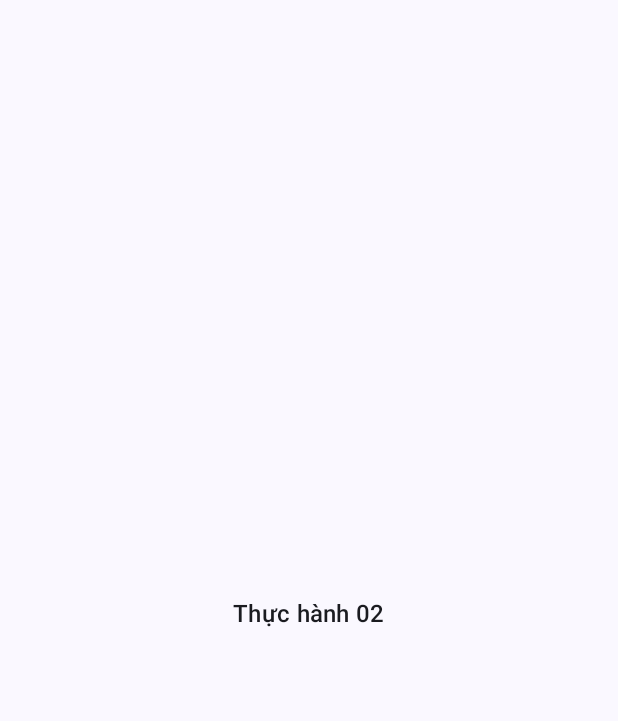
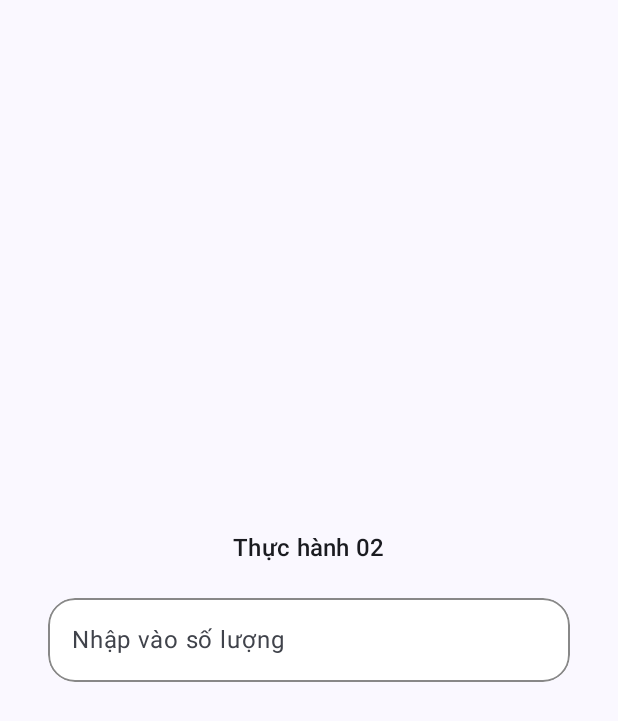
Before and after one commit to Minhhieu3012/android-number-input-practice, an Android app built with Jetpack Compose: the screen it shows after launch (MainActivity), on a phone screen of 412 x 824 dp. Before the commit the part shown is almost empty. Shown: the top 721 px of the screen. Run offline under Robolectric (Android 15) with nearby library versions, the phone set to English and light mode, and no system bars.

Commit message:
feat: complete number input and horizontal layout

```diff
--- a/app/src/main/java/vn/edu/ut/hieupm9898/numberinputpractice/MainActivity.kt
+++ b/app/src/main/java/vn/edu/ut/hieupm9898/numberinputpractice/MainActivity.kt
@@ -4,13 +4,27 @@ import android.os.Bundle
 import androidx.activity.ComponentActivity
 import androidx.activity.compose.setContent
 import androidx.activity.enableEdgeToEdge
+import androidx.compose.foundation.border
 import androidx.compose.foundation.layout.Arrangement
 import androidx.compose.foundation.layout.Column
+import androidx.compose.foundation.layout.Row
+import androidx.compose.foundation.layout.defaultMinSize
 import androidx.compose.foundation.layout.fillMaxSize
+import androidx.compose.foundation.layout.fillMaxWidth
+import androidx.compose.foundation.layout.height
 import androidx.compose.foundation.layout.padding
+import androidx.compose.foundation.layout.width
+import androidx.compose.foundation.lazy.LazyColumn
+import androidx.compose.foundation.lazy.items
+import androidx.compose.foundation.shape.RoundedCornerShape
+import androidx.compose.foundation.text.KeyboardOptions
+import androidx.compose.material3.Button
+import androidx.compose.material3.ButtonDefaults
 import androidx.compose.material3.MaterialTheme
 import androidx.compose.material3.Surface
 import androidx.compose.material3.Text
+import androidx.compose.material3.TextField
+import androidx.compose.material3.TextFieldDefaults
 import androidx.compose.runtime.Composable
 import androidx.compose.runtime.getValue
 import androidx.compose.runtime.mutableStateOf
@@ -18,7 +32,11 @@ import androidx.compose.runtime.remember
 import androidx.compose.runtime.setValue
 import androidx.compose.ui.Alignment
 import androidx.compose.ui.Modifier
+import androidx.compose.ui.draw.clip
+import androidx.compose.ui.graphics.Color
+import androidx.compose.ui.text.input.KeyboardType
 import androidx.compose.ui.unit.dp
+import androidx.compose.ui.unit.sp
 import vn.edu.ut.hieupm9898.numberinputpractice.ui.theme.NumberInputPracticeTheme
 
 class MainActivity : ComponentActivity() {
@@ -58,5 +76,40 @@ fun NumberInputApp() {
             style = MaterialTheme.typography.titleMedium,
             modifier = Modifier.padding(bottom = 5.dp)
         )
+
+        Row(
+            modifier = Modifier
+                .fillMaxWidth()
+                .padding(16.dp),
+            horizontalArrangement = Arrangement.spacedBy(8.dp),
+            verticalAlignment = Alignment.CenterVertically,
+        ) {
+
+            val textFieldsHeight = 50.dp
+
+            // Tạo ô nhập số lượng
+            TextField(
+                value = inputText,
+                onValueChange = { inputText = it },
+                placeholder = { Text(text = "Nhập vào số lượng") },
+                keyboardOptions = KeyboardOptions (
+                    keyboardType = KeyboardType.Number
+                ),
+                singleLine = true,
+                colors = TextFieldDefaults.colors(
+                    focusedContainerColor = Color.White,
+                    unfocusedContainerColor = Color.White,
+                    disabledContainerColor = Color.White,
+                    focusedIndicatorColor = Color.Transparent,
+                    unfocusedIndicatorColor = Color.Transparent,
+                    disabledIndicatorColor = Color.Transparent
+                ),
+                modifier = Modifier
+                    .weight(1f)
+                    .defaultMinSize(minHeight = textFieldsHeight) // Giữ cho chiều cao cố định
+                    .clip(RoundedCornerShape(18.dp))
+                    .border( width = 1.dp, color = Color.Gray,  shape = RoundedCornerShape(18.dp))
+            )
+        }
     }
 }
```
